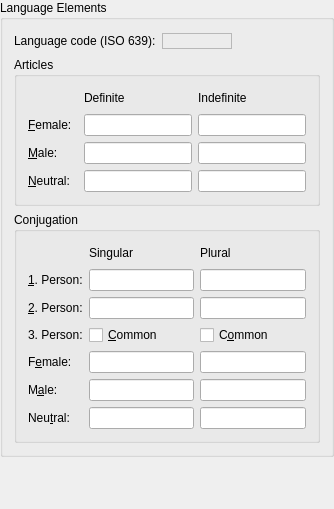
Old version of the form kvoctrain/docprop-dialogs/LangPropPageForm.ui in the repository KDE/parley.
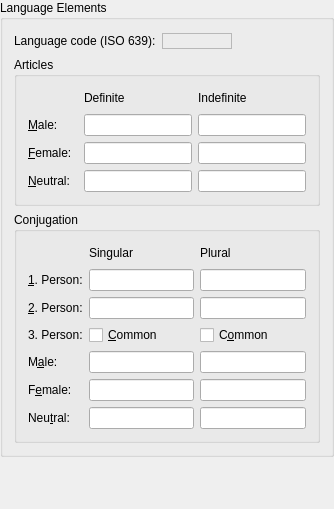
New version of the form.

Commit message: Change order from female male nutral to the more common male female nutral. FEATURE: 106446

Diff of the .ui file:
```diff
--- a/kvoctrain/docprop-dialogs/LangPropPageForm.ui
+++ b/kvoctrain/docprop-dialogs/LangPropPageForm.ui
@@ -25,7 +25,19 @@
    <property name="margin" >
     <number>0</number>
    </property>
-   <property name="spacing" >
+   <property name="topMargin" >
+    <number>0</number>
+   </property>
+   <property name="rightMargin" >
+    <number>0</number>
+   </property>
+   <property name="bottomMargin" >
+    <number>0</number>
+   </property>
+   <property name="horizontalSpacing" >
+    <number>6</number>
+   </property>
+   <property name="verticalSpacing" >
     <number>6</number>
    </property>
    <item row="1" column="0" >
@@ -50,7 +62,19 @@
       <property name="margin" >
        <number>11</number>
       </property>
-      <property name="spacing" >
+      <property name="topMargin" >
+       <number>11</number>
+      </property>
+      <property name="rightMargin" >
+       <number>11</number>
+      </property>
+      <property name="bottomMargin" >
+       <number>11</number>
+      </property>
+      <property name="horizontalSpacing" >
+       <number>6</number>
+      </property>
+      <property name="verticalSpacing" >
        <number>6</number>
       </property>
       <item row="0" column="0" >
@@ -111,9 +135,7 @@
       <item row="1" column="0" colspan="3" >
        <widget class="QGroupBox" name="GroupBox3" >
         <property name="sizePolicy" >
-         <sizepolicy>
-          <hsizetype>7</hsizetype>
-          <vsizetype>5</vsizetype>
+         <sizepolicy vsizetype="Preferred" hsizetype="Expanding" >
           <horstretch>0</horstretch>
           <verstretch>0</verstretch>
          </sizepolicy>
@@ -125,20 +147,22 @@
          <property name="margin" >
           <number>11</number>
          </property>
-         <property name="spacing" >
+         <property name="topMargin" >
+          <number>11</number>
+         </property>
+         <property name="rightMargin" >
+          <number>11</number>
+         </property>
+         <property name="bottomMargin" >
+          <number>11</number>
+         </property>
+         <property name="horizontalSpacing" >
+          <number>6</number>
+         </property>
+         <property name="verticalSpacing" >
           <number>6</number>
          </property>
          <item row="1" column="0" >
-          <widget class="QLabel" name="female_label" >
-           <property name="text" >
-            <string>&amp;Female:</string>
-           </property>
-           <property name="buddy" >
-            <cstring>def_female</cstring>
-           </property>
-          </widget>
-         </item>
-         <item row="2" column="0" >
           <widget class="QLabel" name="male_label" >
            <property name="text" >
             <string>&amp;Male:</string>
@@ -148,12 +172,20 @@
            </property>
           </widget>
          </item>
+         <item row="2" column="0" >
+          <widget class="QLabel" name="female_label" >
+           <property name="text" >
+            <string>&amp;Female:</string>
+           </property>
+           <property name="buddy" >
+            <cstring>def_female</cstring>
+           </property>
+          </widget>
+         </item>
          <item row="2" column="2" >
-          <widget class="QLineEdit" name="indef_male" >
+          <widget class="QLineEdit" name="indef_female" >
            <property name="sizePolicy" >
-            <sizepolicy>
-             <hsizetype>7</hsizetype>
-             <vsizetype>1</vsizetype>
+            <sizepolicy vsizetype="Minimum" hsizetype="Expanding" >
              <horstretch>0</horstretch>
              <verstretch>0</verstretch>
             </sizepolicy>
@@ -176,35 +208,29 @@
           </widget>
          </item>
          <item row="2" column="1" >
-          <widget class="QLineEdit" name="def_male" >
-           <property name="sizePolicy" >
-            <sizepolicy>
-             <hsizetype>7</hsizetype>
-             <vsizetype>1</vsizetype>
-             <horstretch>0</horstretch>
-             <verstretch>0</verstretch>
-            </sizepolicy>
-           </property>
-          </widget>
-         </item>
-         <item row="1" column="2" >
-          <widget class="QLineEdit" name="indef_female" >
-           <property name="sizePolicy" >
-            <sizepolicy>
-             <hsizetype>7</hsizetype>
-             <vsizetype>1</vsizetype>
-             <horstretch>0</horstretch>
-             <verstretch>0</verstretch>
-            </sizepolicy>
-           </property>
-          </widget>
-         </item>
-         <item row="1" column="1" >
           <widget class="QLineEdit" name="def_female" >
            <property name="sizePolicy" >
-            <sizepolicy>
-             <hsizetype>7</hsizetype>
-             <vsizetype>1</vsizetype>
+            <sizepolicy vsizetype="Minimum" hsizetype="Expanding" >
+             <horstretch>0</horstretch>
+             <verstretch>0</verstretch>
+            </sizepolicy>
+           </property>
+          </widget>
+         </item>
+         <item row="1" column="2" >
+          <widget class="QLineEdit" name="indef_male" >
+           <property name="sizePolicy" >
+            <sizepolicy vsizetype="Minimum" hsizetype="Expanding" >
+             <horstretch>0</horstretch>
+             <verstretch>0</verstretch>
+            </sizepolicy>
+           </property>
+          </widget>
+         </item>
+         <item row="1" column="1" >
+          <widget class="QLineEdit" name="def_male" >
+           <property name="sizePolicy" >
+            <sizepolicy vsizetype="Minimum" hsizetype="Expanding" >
              <horstretch>0</horstretch>
              <verstretch>0</verstretch>
             </sizepolicy>
@@ -274,9 +300,7 @@
       <item row="2" column="0" colspan="3" >
        <widget class="QGroupBox" name="GroupBox4" >
         <property name="sizePolicy" >
-         <sizepolicy>
-          <hsizetype>7</hsizetype>
-          <vsizetype>5</vsizetype>
+         <sizepolicy vsizetype="Preferred" hsizetype="Expanding" >
           <horstretch>0</horstretch>
           <verstretch>0</verstretch>
          </sizepolicy>
@@ -288,7 +312,19 @@
          <property name="margin" >
           <number>11</number>
          </property>
-         <property name="spacing" >
+         <property name="topMargin" >
+          <number>11</number>
+         </property>
+         <property name="rightMargin" >
+          <number>11</number>
+         </property>
+         <property name="bottomMargin" >
+          <number>11</number>
+         </property>
+         <property name="horizontalSpacing" >
+          <number>6</number>
+         </property>
+         <property name="verticalSpacing" >
           <number>6</number>
          </property>
          <item row="1" column="0" >
@@ -319,11 +355,9 @@
           </widget>
          </item>
          <item row="4" column="2" >
-          <widget class="QLineEdit" name="thirdF_plural" >
+          <widget class="QLineEdit" name="thirdM_plural" >
            <property name="sizePolicy" >
-            <sizepolicy>
-             <hsizetype>7</hsizetype>
-             <vsizetype>1</vsizetype>
+            <sizepolicy vsizetype="Minimum" hsizetype="Expanding" >
              <horstretch>0</horstretch>
              <verstretch>0</verstretch>
             </sizepolicy>
@@ -343,11 +377,9 @@
           </widget>
          </item>
          <item row="5" column="2" >
-          <widget class="QLineEdit" name="thirdM_plural" >
+          <widget class="QLineEdit" name="thirdF_plural" >
            <property name="sizePolicy" >
-            <sizepolicy>
-             <hsizetype>7</hsizetype>
-             <vsizetype>1</vsizetype>
+            <sizepolicy vsizetype="Minimum" hsizetype="Expanding" >
              <horstretch>0</horstretch>
              <verstretch>0</verstretch>
             </sizepolicy>
@@ -370,16 +402,6 @@
           </widget>
          </item>
          <item row="4" column="0" >
-          <widget class="QLabel" name="female_c_label" >
-           <property name="text" >
-            <string>F&amp;emale:</string>
-           </property>
-           <property name="buddy" >
-            <cstring>thirdF_singular</cstring>
-           </property>
-          </widget>
-         </item>
-         <item row="5" column="0" >
           <widget class="QLabel" name="male_c_label" >
            <property name="text" >
             <string>M&amp;ale:</string>
@@ -389,6 +411,16 @@
            </property>
           </widget>
          </item>
+         <item row="5" column="0" >
+          <widget class="QLabel" name="female_c_label" >
+           <property name="text" >
+            <string>F&amp;emale:</string>
+           </property>
+           <property name="buddy" >
+            <cstring>thirdF_singular</cstring>
+           </property>
+          </widget>
+         </item>
          <item row="6" column="0" >
           <widget class="QLabel" name="natural_c_label" >
            <property name="text" >
@@ -457,23 +489,19 @@
           </widget>
          </item>
          <item row="4" column="1" >
-          <widget class="QLineEdit" name="thirdF_singular" >
-           <property name="sizePolicy" >
-            <sizepolicy>
-             <hsizetype>7</hsizetype>
-             <vsizetype>1</vsizetype>
-             <horstretch>0</horstretch>
-             <verstretch>0</verstretch>
-            </sizepolicy>
-           </property>
-          </widget>
-         </item>
-         <item row="5" column="1" >
           <widget class="QLineEdit" name="thirdM_singular" >
            <property name="sizePolicy" >
-            <sizepolicy>
-             <hsizetype>7</hsizetype>
-             <vsizetype>1</vsizetype>
+            <sizepolicy vsizetype="Minimum" hsizetype="Expanding" >
+             <horstretch>0</horstretch>
+             <verstretch>0</verstretch>
+            </sizepolicy>
+           </property>
+          </widget>
+         </item>
+         <item row="5" column="1" >
+          <widget class="QLineEdit" name="thirdF_singular" >
+           <property name="sizePolicy" >
+            <sizepolicy vsizetype="Minimum" hsizetype="Expanding" >
              <horstretch>0</horstretch>
              <verstretch>0</verstretch>
             </sizepolicy>
```
Left out of the diff: 71 changed lines with no effect on the pictures. The commit also changes 5 other files.
